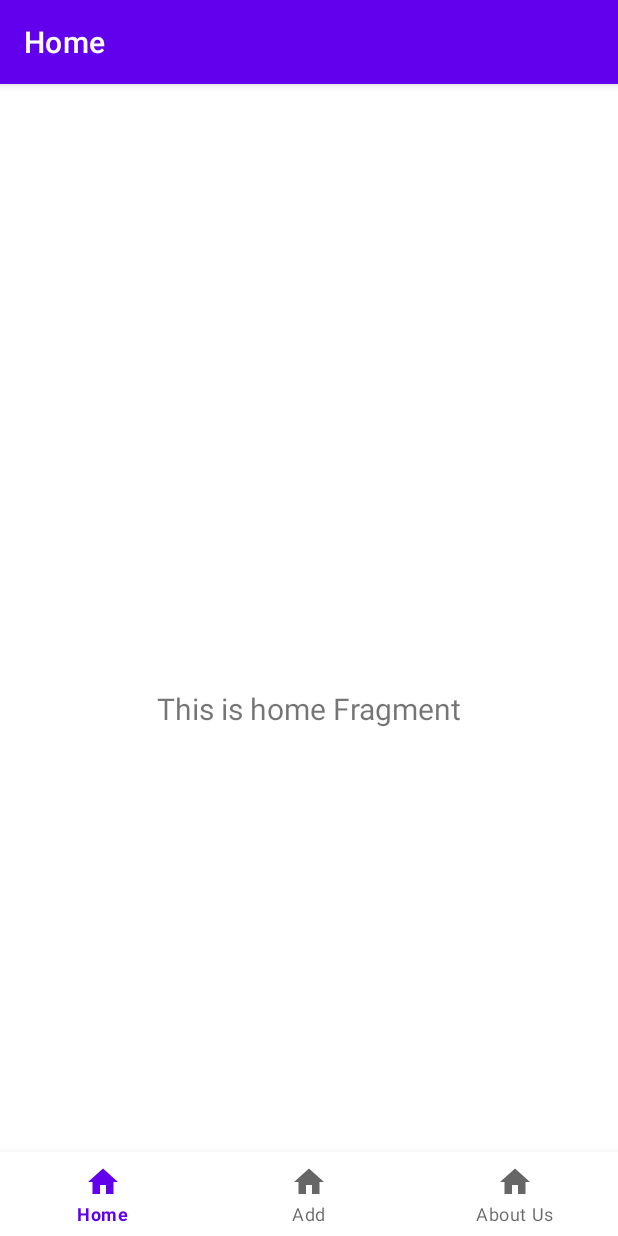
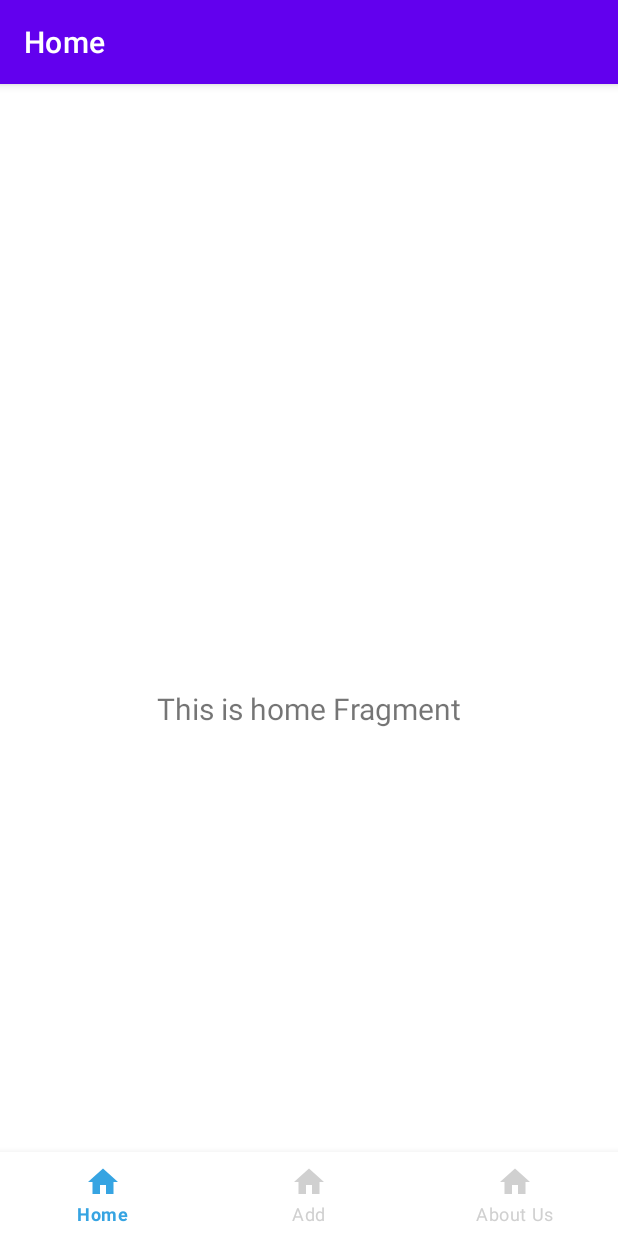
Before and after one commit to Lev1reG/Pokegama, an Android app: the screen it shows after launch (MainActivity), on a phone screen of 412 x 824 dp. Run offline under Robolectric (Android 15) with nearby library versions, the phone set to English and light mode, and no system bars; our stand-ins replace navigation-ui.

Commit message:
feat: navigation bar icon color

```diff
--- /dev/null
+++ b/app/src/main/res/color/navbaricon_color.xml
@@ -0,0 +1,5 @@
+<?xml version="1.0" encoding="utf-8"?>
+<selector xmlns:android="http://schemas.android.com/apk/res/android">
+    <item android:color="@color/blue_500" android:state_checked="true"/>
+    <item android:color="@color/gray_200" android:state_checked="false"/>
+</selector>
--- a/app/src/main/res/layout/activity_main.xml
+++ b/app/src/main/res/layout/activity_main.xml
@@ -17,7 +17,9 @@
         app:layout_constraintBottom_toBottomOf="parent"
         app:layout_constraintLeft_toLeftOf="parent"
         app:layout_constraintRight_toRightOf="parent"
-        app:menu="@menu/bottom_nav_menu" />
+        app:menu="@menu/bottom_nav_menu"
+        app:itemIconTint="@color/navbaricon_color"
+        app:itemTextColor="@color/navbaricon_color"/>
 
     <fragment
         android:id="@+id/nav_host_fragment_activity_main"
```
